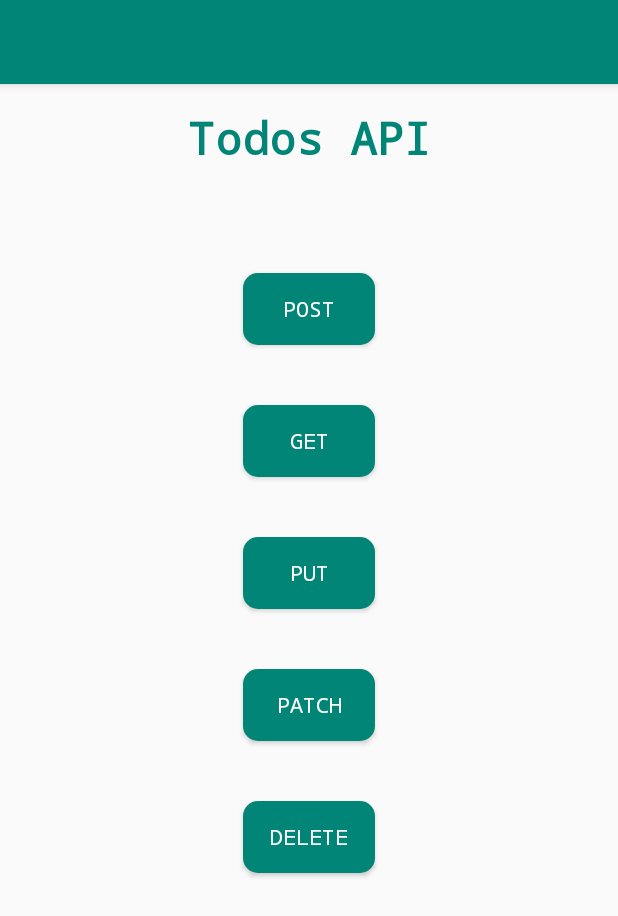
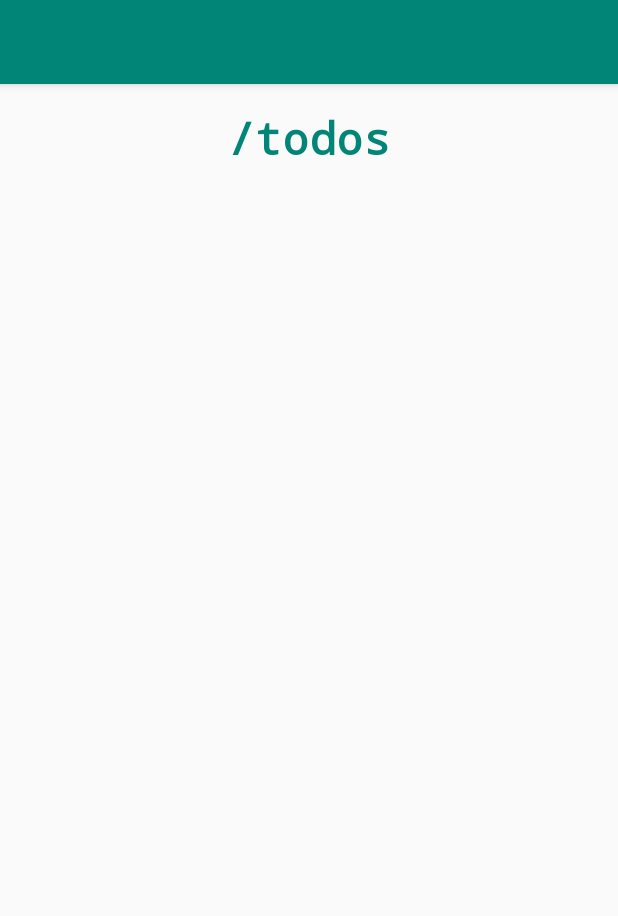
Before and after one commit to lkartvedt-A/YayInternet, an Android app: the screen it shows after launch (MainActivity), on a phone screen of 412 x 824 dp. Shown: the top 916 px of the screen. Run offline under Robolectric (Android 15) with nearby library versions, the phone set to English and light mode, and no system bars.

Commit message:
okay starting fresh

```diff
--- a/app/build.gradle
+++ b/app/build.gradle
@@ -25,4 +25,5 @@ dependencies {
     testImplementation 'junit:junit:4.12'
     androidTestImplementation 'com.android.support.test:runner:1.0.2'
     androidTestImplementation 'com.android.support.test.espresso:espresso-core:3.0.2'
+    implementation 'com.android.support:design:28.0.0'
 }
--- a/app/src/main/AndroidManifest.xml
+++ b/app/src/main/AndroidManifest.xml
@@ -11,7 +11,11 @@
         android:supportsRtl="true"
         android:theme="@style/AppTheme"
         tools:ignore="GoogleAppIndexingWarning">
-        <activity android:name=".PostActivity"></activity>
+        <activity android:name=".DeleteActivity"></activity>
+        <activity android:name=".PatchActivity" />
+        <activity android:name=".PutActivity" />
+        <activity android:name=".GetActivity" />
+        <activity android:name=".PostActivity" />
         <activity android:name=".MainActivity">
             <intent-filter>
                 <action android:name="android.intent.action.MAIN" />
--- a/app/src/main/java/com/example/learningble/MainActivity.java
+++ b/app/src/main/java/com/example/learningble/MainActivity.java
@@ -1,47 +1,20 @@
 package com.example.learningble;
 
+import android.content.Intent;
 import android.support.v7.app.AppCompatActivity;
 import android.os.Bundle;
 import android.util.Log;
 import android.view.View;
 
-public class MainActivity extends AppCompatActivity implements View.OnClickListener {
+public class MainActivity extends AppCompatActivity { //implements View.OnClickListener {
+
+    Intent intent;
 
     @Override
     protected void onCreate(Bundle savedInstanceState) {
         super.onCreate(savedInstanceState);
         setContentView(R.layout.activity_main);
 
-        findViewById(R.id.post_button).setOnClickListener(this);
-        findViewById(R.id.get_button).setOnClickListener(this);
-        findViewById(R.id.put_button).setOnClickListener(this);
-        findViewById(R.id.patch_button).setOnClickListener(this);
-        findViewById(R.id.delete_button).setOnClickListener(this);
-        Log.d("BUTTONS:", "onCLickListener Set!");
-
-    }
-
-
-    @Override
-    public void onClick(View v){
-
-        switch(v.getId()) {
-            case R.id.post_button:
-                Log.d("POST BUTTON:", "Works!");
-                break;
-            case R.id.get_button:
-                Log.d("GET BUTTON:", "Works!");
-                break;
-            case R.id.put_button:
-                Log.d("PUT BUTTON:", "Works!");
-                break;
-            case R.id.patch_button:
-                Log.d("PATCH BUTTON:", "Works!");
-                break;
-            case R.id.delete_button:
-                Log.d("DELETE BUTTON:", "Works!");
-                break;
-        }
 
     }
 
--- a/app/src/main/res/layout/activity_main.xml
+++ b/app/src/main/res/layout/activity_main.xml
@@ -22,72 +22,5 @@
         app:layout_constraintStart_toStartOf="parent"
         app:layout_constraintTop_toTopOf="parent" />
 
-    <Button
-        android:id="@+id/post_button"
-        android:layout_width="wrap_content"
-        android:layout_height="wrap_content"
-        android:layout_marginTop="70dp"
-        android:fontFamily="monospace"
-        android:text="@string/post_button"
-        android:textColor="#FFF"
-        android:background="@drawable/button_background"
-        app:layout_constraintEnd_toEndOf="parent"
-        app:layout_constraintStart_toStartOf="parent"
-        app:layout_constraintTop_toBottomOf="@+id/page1_name" />
 
-    <Button
-        android:id="@+id/get_button"
-        android:layout_width="wrap_content"
-        android:layout_height="wrap_content"
-        android:layout_marginTop="40dp"
-        android:fontFamily="monospace"
-        android:text="@string/get_button"
-        android:textColor="#FFF"
-        android:background="@drawable/button_background"
-        app:layout_constraintEnd_toEndOf="parent"
-        app:layout_constraintHorizontal_bias="0.501"
-        app:layout_constraintStart_toStartOf="parent"
-        app:layout_constraintTop_toBottomOf="@+id/post_button" />
-
-    <Button
-        android:id="@+id/put_button"
-        android:layout_width="wrap_content"
-        android:layout_height="wrap_content"
-        android:layout_marginTop="40dp"
-        android:fontFamily="monospace"
-        android:text="@string/put_button"
-        android:textColor="#FFF"
-        android:background="@drawable/button_background"
-        app:layout_constraintEnd_toEndOf="parent"
-        app:layout_constraintHorizontal_bias="0.5"
-        app:layout_constraintStart_toStartOf="parent"
-        app:layout_constraintTop_toBottomOf="@+id/get_button" />
-
-    <Button
-        android:id="@+id/patch_button"
-        android:layout_width="wrap_content"
-        android:layout_height="wrap_content"
-        android:layout_marginTop="40dp"
-        android:fontFamily="monospace"
-        android:text="@string/patch_button"
-        android:textColor="#FFF"
-        android:background="@drawable/button_background"
-        app:layout_constraintEnd_toEndOf="parent"
-        app:layout_constraintHorizontal_bias="0.5"
-        app:layout_constraintStart_toStartOf="parent"
-        app:layout_constraintTop_toBottomOf="@+id/put_button" />
-
-    <Button
-        android:id="@+id/delete_button"
-        android:layout_width="wrap_content"
-        android:layout_height="wrap_content"
-        android:layout_marginTop="40dp"
-        android:fontFamily="monospace"
-        android:text="@string/delete_button"
-        android:textColor="#FFF"
-        android:background="@drawable/button_background"
-        app:layout_constraintEnd_toEndOf="parent"
-        app:layout_constraintHorizontal_bias="0.5"
-        app:layout_constraintStart_toStartOf="parent"
-        app:layout_constraintTop_toBottomOf="@+id/patch_button" />
 </android.support.constraint.ConstraintLayout>
--- a/app/src/main/res/values/strings.xml
+++ b/app/src/main/res/values/strings.xml
@@ -2,13 +2,8 @@
 
     <string name="app_name"> </string>
 
-    //Button Names
-    <string name="post_button">POST</string>
-    <string name="get_button">GET</string>
-    <string name="put_button">PUT</string>
-    <string name="patch_button">PATCH</string>
-    <string name="delete_button">DELETE</string>
 
     //TextView Names
-    <string name="page1_name">Todos API</string>
-</resources>
+    <string name="page1_name">/todos</string>
+
+    </resources>
```
Also changed, not shown: app/src/main/java/com/example/learningble/PostActivity.java (deleted, +0 -13 lines), app/src/main/res/layout/activity_post.xml (deleted, +0 -9 lines), app/src/main/res/mipmap-hdpi/plus_icon.png (added).
